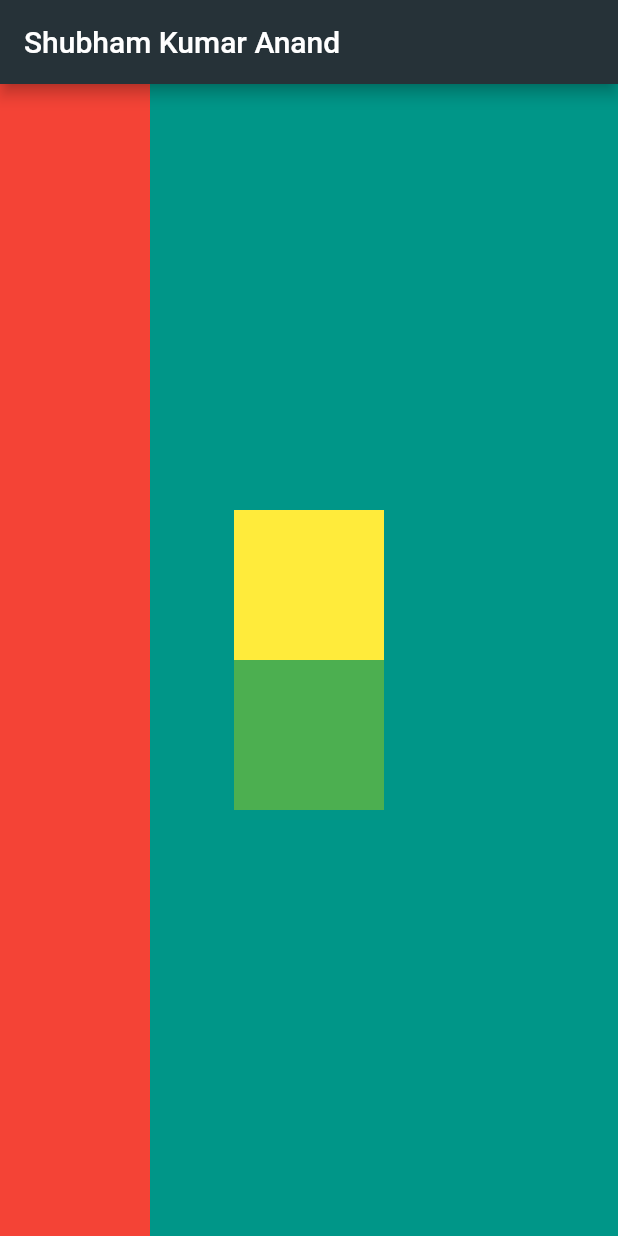
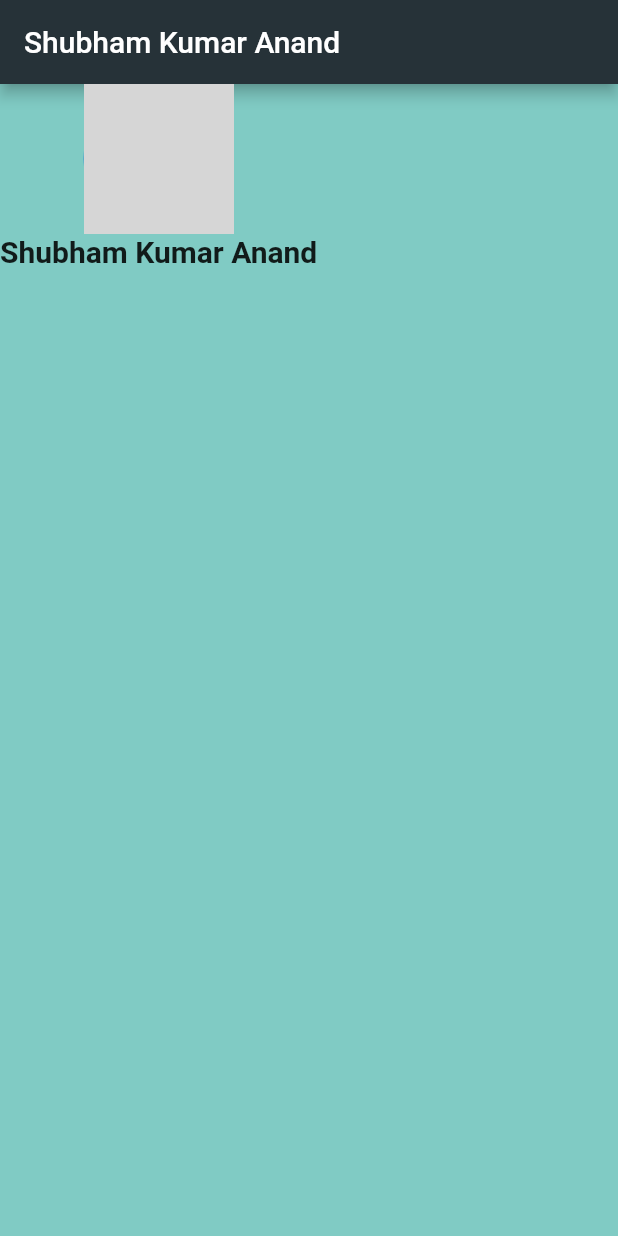
Before and after one commit to ShubhamkumarAnand/Imskanand-Card, a Flutter app: the screen it shows after launch, on a phone screen of 412 x 824 dp. Run offline on Flutter 3.47's test engine with Material 2 defaults, Android fonts, the phone set to English and light mode, and no system bars; grey boxes are pictures that could not be loaded.

Commit message:
Used Center Layout for image Circle Avatar Added the text below the Text()

```diff
--- a/lib/main.dart
+++ b/lib/main.dart
@@ -1,5 +1,4 @@
 import 'package:flutter/material.dart';
-import 'package:flutter/rendering.dart';
 
 void main() {
   runApp(const MyApp());
@@ -17,41 +16,23 @@ class MyApp extends StatelessWidget {
           backgroundColor: Colors.blueGrey[900],
         ),
         body: SafeArea(
-          child: Row(
-            mainAxisAlignment: MainAxisAlignment.spaceBetween,
-            crossAxisAlignment: CrossAxisAlignment.stretch,
-            children: [
-              Container(
-                color: Colors.red,
-                height: 100.0,
-                width: 100.0,
+          child: Column(
+            children: const [
+              CircleAvatar(
+                radius: 50.0,
+                backgroundImage: AssetImage('images/imskanand.png'),
               ),
-              Container(
-                child: Column(
-                  mainAxisAlignment: MainAxisAlignment.center,
-                  children: [
-                    Container(
-                      color: Colors.yellow,
-                      width: 100.0,
-                      height: 100.0,
-                    ),
-                    Container(
-                      color: Colors.green,
-                      width: 100.0,
-                      height: 100.0,
-                    )
-                  ],
+              Text(
+                'Shubham Kumar Anand',
+                style: TextStyle(
+                  fontSize: 20.0,
+                  fontWeight: FontWeight.bold,
                 ),
-              ),
-              Container(
-                color: Colors.teal,
-                height: 100.0,
-                width: 100.0,
               )
             ],
           ),
         ),
-        backgroundColor: Colors.teal,
+        backgroundColor: Colors.teal[200],
       ),
     );
   }
--- a/pubspec.yaml
+++ b/pubspec.yaml
@@ -58,9 +58,8 @@ flutter:
   uses-material-design: true
 
   # To add assets to your application, add an assets section, like this:
-  # assets:
-  #   - images/a_dot_burr.jpeg
-  #   - images/a_dot_ham.jpeg
+  assets:
+    - images/
 
   # An image asset can refer to one or more resolution-specific "variants", see
   # https://flutter.dev/assets-and-images/#resolution-aware.
```
Also changed, not shown: images/imskanad.png (added).
